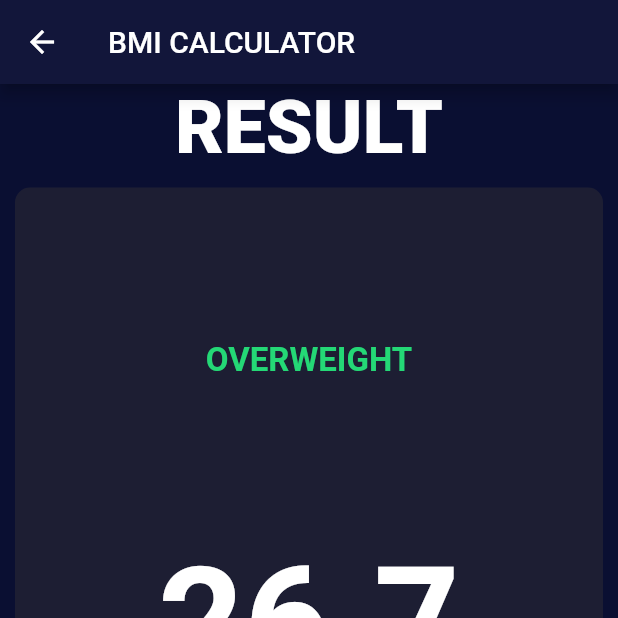
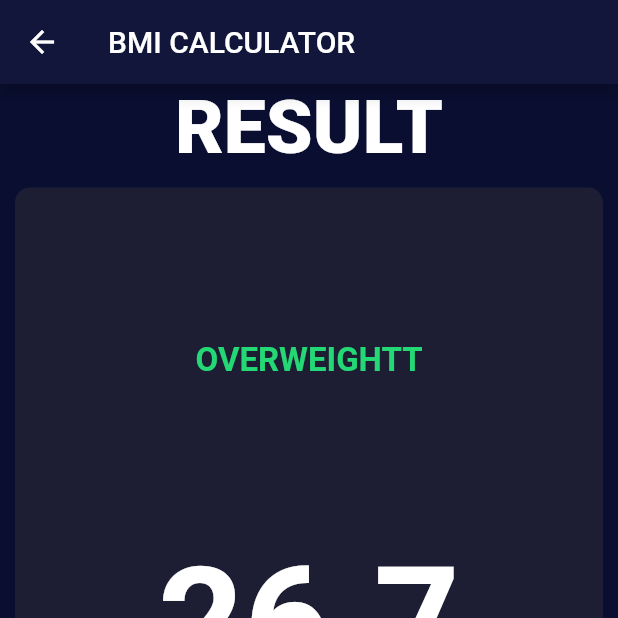
Before and after one commit to Gpahwa10/BMI, a Flutter app: the screen it shows after launch, after a tap on "CALCULATE", on a phone screen of 412 x 824 dp, the top half of it. Run offline on Flutter 3.47's test engine with Material 2 defaults, Android fonts, the phone set to English and light mode, and no system bars; our stand-ins replace font_awesome_flutter.

Commit message:
Modified a bug

```diff
--- a/bmi_calci/lib/bmi_brain.dart
+++ b/bmi_calci/lib/bmi_brain.dart
@@ -12,7 +12,7 @@ class BMIBrain {
 
   String getResult(){
     if (_bmi>=25) {
-      return 'OVERWEIGHT';
+      return 'OVERWEIGHTT';
     } else if(_bmi>18.5){
       return 'NORMAL';
     }else{
```
Also changed, not shown: bmi_calci/pubspec.lock, 1 other file.
